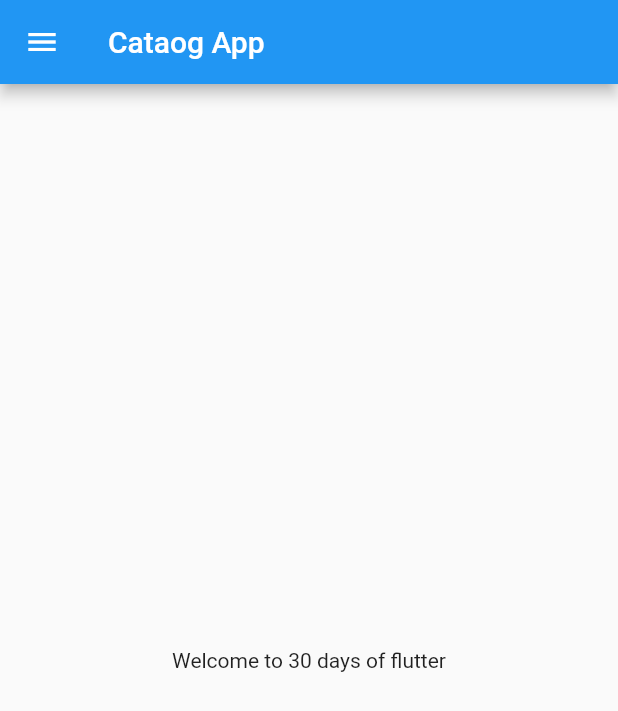
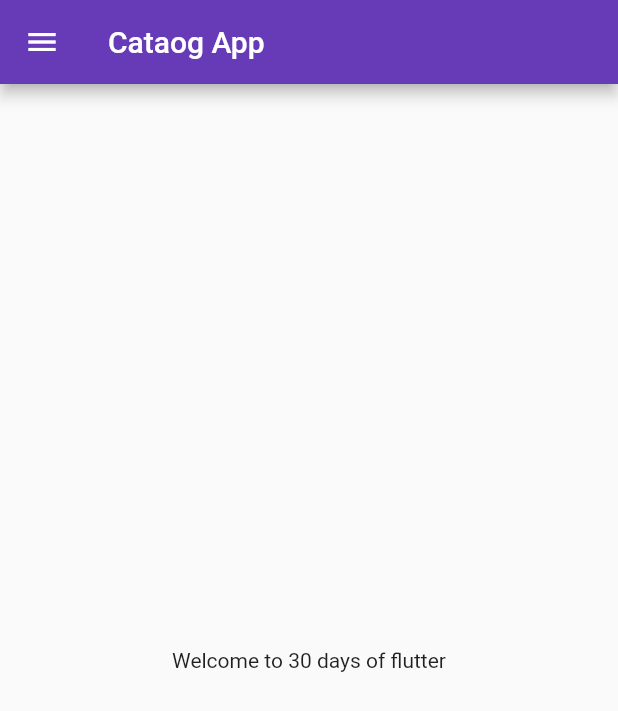
Before and after one commit to GandhiDeep/Learning-Flutter, a Flutter app: the screen it shows after launch, on a phone screen of 412 x 824 dp. Shown: the top 711 px of the screen. Run offline on Flutter 3.47's test engine with Material 2 defaults, Android fonts, the phone set to English and light mode, and no system bars.

Commit message:
day 3 done

```diff
--- a/lib/main.dart
+++ b/lib/main.dart
@@ -1,5 +1,6 @@
 import 'package:flutter/material.dart';
-import 'package:flutter_application_1/home_page.dart';
+import 'package:flutter_application_1/Pages/home_page.dart';
+import 'package:flutter_application_1/Pages/login_page.dart';
 
 void main() {
   runApp(MyApp());
@@ -12,7 +13,18 @@ void main() {
    Widget build(BuildContext context)
    {
      return MaterialApp(
-       home : HomePage()
+       themeMode: ThemeMode.light,
+       theme: ThemeData(primarySwatch: Colors.deepPurple),
+       darkTheme: ThemeData(
+         brightness: Brightness.dark,
+       ),
+      initialRoute: "/home",
+      routes: {
+        "/" : (context) => LoginPage(),
+        "/home" : (context) => HomePage(),
+        "/login" : (context) => LoginPage()
+      },
+
      );
    }
  }
```
Also changed, not shown: lib/Pages/login_page.dart (added, +21 -0 lines), lib/Pages/home_page.dart (renamed from lib/home_page.dart).
